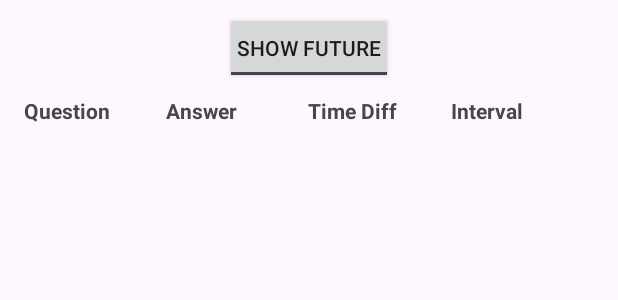
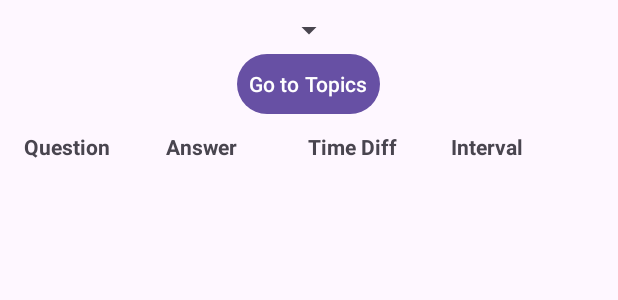
Before and after one commit to heizer23/flashcardapp, an Android app: the layout activity_list_flashcards.xml on its own in the app's theme, with its tools: preview values and no code run, on a phone screen of 412 x 824 dp. Shown: the top 300 px of the screen. Run offline under Robolectric (Android 15) with nearby library versions, the light colour scheme and no system bars.

Commit message:
autowrite (works but is not on mobile) 2: List link to topics

```diff
--- a/app/src/main/java/com/example/flashcardapp/data/FlashcardDao.kt
+++ b/app/src/main/java/com/example/flashcardapp/data/FlashcardDao.kt
@@ -64,4 +64,8 @@ interface FlashcardDao {
 
     @Query("SELECT DISTINCT f.* FROM flashcards f\n           JOIN flashcard_topic_cross_ref xref ON xref.flashcardId = f.id\n           JOIN topics t ON t.id = xref.topicId\n           WHERE t.selected = 1 AND f.nextReview > :currentTime\n           ORDER BY f.nextReview ASC")
     fun getFutureFlashcardsForSelectedTopics(currentTime: Long): List<Flashcard> // changes: update
+
+    // changes: update
+    @Query("SELECT DISTINCT f.* FROM flashcards f\n           JOIN flashcard_topic_cross_ref xref ON xref.flashcardId = f.id\n           JOIN topics t ON t.id = xref.topicId\n           WHERE t.selected = 1\n           ORDER BY f.nextReview ASC")
+    fun getAllFlashcardsForSelectedTopics(): List<Flashcard>
 }
--- a/app/src/main/res/layout/activity_list_flashcards.xml
+++ b/app/src/main/res/layout/activity_list_flashcards.xml
@@ -1,18 +1,25 @@
 <?xml version="1.0" encoding="utf-8"?>
 <LinearLayout
     xmlns:android="http://schemas.android.com/apk/res/android"
-    android:orientation="vertical"
     android:layout_width="match_parent"
     android:layout_height="match_parent"
+    android:orientation="vertical"
     android:padding="8dp">
 
-    <!-- Toggle button to switch between past/future flashcards -->
-    <ToggleButton
-        android:id="@+id/toggle_review_time"
+    <!-- Spinner to choose filter (Past, Future, All) -->
+    <Spinner
+        android:id="@+id/spinner_filter"
         android:layout_width="wrap_content"
         android:layout_height="wrap_content"
-        android:textOff="Show Future"
-        android:textOn="Show Past"
+        android:layout_gravity="center_horizontal"
+        android:padding="8dp" />
+
+    <!-- Button to go back to topics -->
+    <Button
+        android:id="@+id/btn_go_topics"
+        android:layout_width="wrap_content"
+        android:layout_height="wrap_content"
+        android:text="Go to Topics"
         android:layout_gravity="center_horizontal"
         android:padding="8dp" />
 
```
Also changed, not shown: 3 other files.
